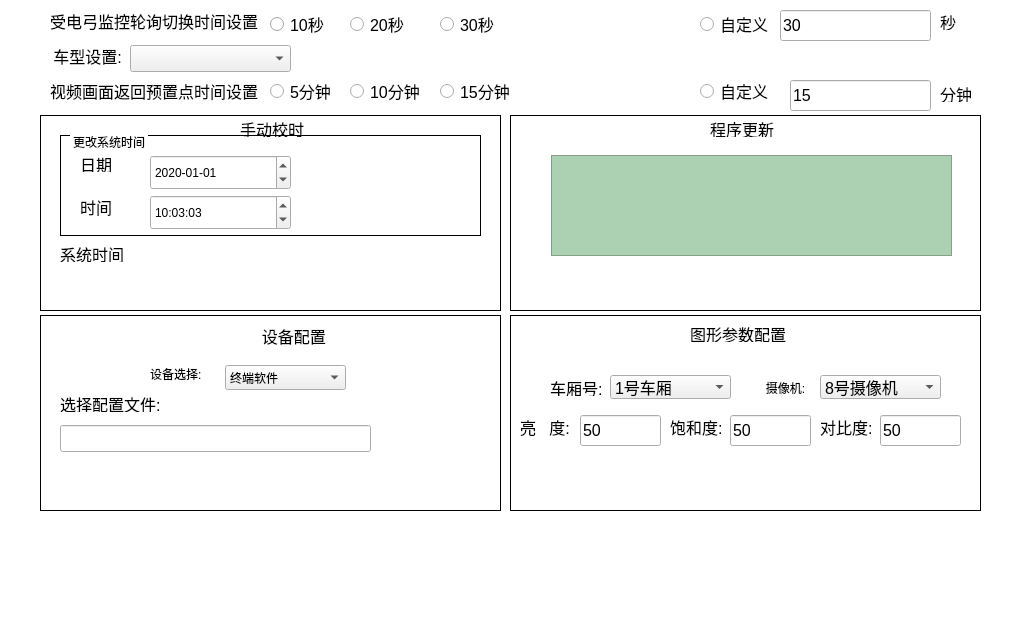
Qt form devupdatewidget.ui (1157889734/x86MyAppliction) before a commit.
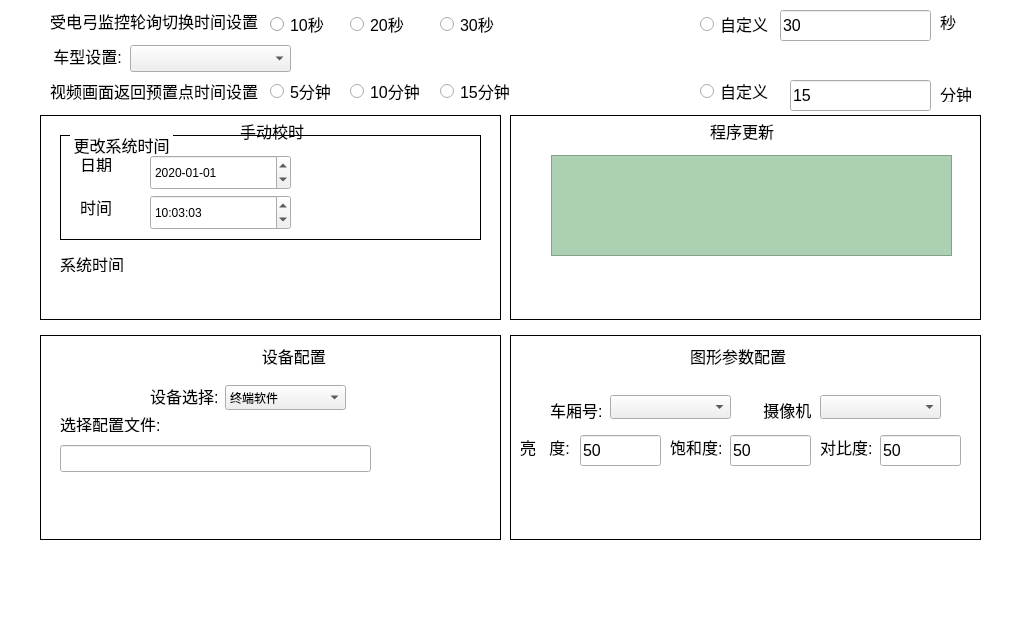
The same form after that commit. Icons and pictures are not drawn.

The edit to the form file:
```diff
--- a/devupdatewidget.ui
+++ b/devupdatewidget.ui
@@ -19,10 +19,10 @@
   <widget class="QPushButton" name="permissonManagePushButton">
    <property name="geometry">
     <rect>
-     <x>350</x>
-     <y>515</y>
-     <width>205</width>
-     <height>103</height>
+     <x>400</x>
+     <y>560</y>
+     <width>100</width>
+     <height>50</height>
     </rect>
    </property>
    <property name="font">
@@ -572,14 +572,14 @@
      <x>40</x>
      <y>115</y>
      <width>944</width>
-     <height>401</height>
+     <height>430</height>
     </rect>
    </property>
    <widget class="QLineEdit" name="configFileDisplayLineEdit">
     <property name="geometry">
      <rect>
       <x>20</x>
-      <y>310</y>
+      <y>330</y>
       <width>311</width>
       <height>27</height>
      </rect>
@@ -594,7 +594,7 @@
     <property name="geometry">
      <rect>
       <x>540</x>
-      <y>300</y>
+      <y>320</y>
       <width>81</width>
       <height>31</height>
      </rect>
@@ -612,9 +612,9 @@
     <property name="geometry">
      <rect>
       <x>510</x>
-      <y>264</y>
+      <y>284</y>
       <width>51</width>
-      <height>17</height>
+      <height>21</height>
      </rect>
     </property>
     <property name="font">
@@ -633,7 +633,7 @@
     <property name="geometry">
      <rect>
       <x>340</x>
-      <y>308</y>
+      <y>328</y>
       <width>112</width>
       <height>32</height>
      </rect>
@@ -665,7 +665,7 @@
     <property name="geometry">
      <rect>
       <x>570</x>
-      <y>260</y>
+      <y>280</y>
       <width>121</width>
       <height>24</height>
      </rect>
@@ -676,21 +676,11 @@
      </font>
     </property>
     <property name="currentIndex">
-     <number>0</number>
+     <number>-1</number>
     </property>
     <property name="minimumContentsLength">
      <number>0</number>
     </property>
-    <item>
-     <property name="text">
-      <string>1号车厢</string>
-     </property>
-    </item>
-    <item>
-     <property name="text">
-      <string>8号车厢</string>
-     </property>
-    </item>
    </widget>
    <widget class="QComboBox" name="cameraSelectionComboBox">
     <property name="enabled">
@@ -699,7 +689,7 @@
     <property name="geometry">
      <rect>
       <x>780</x>
-      <y>260</y>
+      <y>280</y>
       <width>121</width>
       <height>24</height>
      </rect>
@@ -710,24 +700,14 @@
      </font>
     </property>
     <property name="currentIndex">
-     <number>0</number>
+     <number>-1</number>
     </property>
-    <item>
-     <property name="text">
-      <string>8号摄像机</string>
-     </property>
-    </item>
-    <item>
-     <property name="text">
-      <string>9号摄像机</string>
-     </property>
-    </item>
    </widget>
    <widget class="QLineEdit" name="contrastLineEdit">
     <property name="geometry">
      <rect>
       <x>840</x>
-      <y>300</y>
+      <y>320</y>
       <width>81</width>
       <height>31</height>
      </rect>
@@ -747,7 +727,7 @@
       <x>200</x>
       <y>5</y>
       <width>67</width>
-      <height>17</height>
+      <height>21</height>
      </rect>
     </property>
     <property name="font">
@@ -763,7 +743,7 @@
     <property name="geometry">
      <rect>
       <x>180</x>
-      <y>150</y>
+      <y>160</y>
       <width>137</width>
       <height>39</height>
      </rect>
@@ -786,9 +766,9 @@
     <property name="geometry">
      <rect>
       <x>650</x>
-      <y>210</y>
+      <y>230</y>
       <width>101</width>
-      <height>17</height>
+      <height>21</height>
      </rect>
     </property>
     <property name="font">
@@ -804,7 +784,7 @@
     <property name="geometry">
      <rect>
       <x>185</x>
-      <y>250</y>
+      <y>270</y>
       <width>121</width>
       <height>25</height>
      </rect>
@@ -819,7 +799,7 @@
     <property name="geometry">
      <rect>
       <x>690</x>
-      <y>300</y>
+      <y>320</y>
       <width>81</width>
       <height>31</height>
      </rect>
@@ -837,7 +817,7 @@
     <property name="geometry">
      <rect>
       <x>640</x>
-      <y>340</y>
+      <y>360</y>
       <width>161</width>
       <height>43</height>
      </rect>
@@ -865,7 +845,7 @@
     <property name="geometry">
      <rect>
       <x>290</x>
-      <y>125</y>
+      <y>135</y>
       <width>91</width>
       <height>21</height>
      </rect>
@@ -878,7 +858,7 @@
     <property name="geometry">
      <rect>
       <x>630</x>
-      <y>300</y>
+      <y>320</y>
       <width>52</width>
       <height>24</height>
      </rect>
@@ -899,7 +879,7 @@
     <property name="geometry">
      <rect>
       <x>480</x>
-      <y>300</y>
+      <y>320</y>
       <width>51</width>
       <height>24</height>
      </rect>
@@ -948,7 +928,7 @@
     <property name="geometry">
      <rect>
       <x>20</x>
-      <y>280</y>
+      <y>300</y>
       <width>101</width>
       <height>17</height>
      </rect>
@@ -968,12 +948,17 @@
    <widget class="QLabel" name="cameraLabel">
     <property name="geometry">
      <rect>
-      <x>716</x>
-      <y>264</y>
+      <x>710</x>
+      <y>284</y>
       <width>61</width>
-      <height>17</height>
+      <height>21</height>
      </rect>
     </property>
+    <property name="font">
+     <font>
+      <pointsize>12</pointsize>
+     </font>
+    </property>
     <property name="styleSheet">
      <string notr="true"/>
     </property>
@@ -985,7 +970,7 @@
     <property name="geometry">
      <rect>
       <x>780</x>
-      <y>300</y>
+      <y>320</y>
       <width>52</width>
       <height>24</height>
      </rect>
@@ -1006,7 +991,7 @@
     <property name="geometry">
      <rect>
       <x>50</x>
-      <y>350</y>
+      <y>370</y>
       <width>82</width>
       <height>37</height>
      </rect>
@@ -1034,7 +1019,7 @@
     <property name="geometry">
      <rect>
       <x>110</x>
-      <y>125</y>
+      <y>135</y>
       <width>120</width>
       <height>20</height>
      </rect>
@@ -1055,7 +1040,7 @@
     <property name="geometry">
      <rect>
       <x>40</x>
-      <y>210</y>
+      <y>230</y>
       <width>351</width>
       <height>21</height>
      </rect>
@@ -1078,7 +1063,7 @@
       <x>670</x>
       <y>5</y>
       <width>71</width>
-      <height>17</height>
+      <height>21</height>
      </rect>
     </property>
     <property name="font">
@@ -1097,11 +1082,16 @@
     <property name="geometry">
      <rect>
       <x>110</x>
-      <y>250</y>
+      <y>270</y>
       <width>67</width>
-      <height>17</height>
+      <height>21</height>
      </rect>
     </property>
+    <property name="font">
+     <font>
+      <pointsize>12</pointsize>
+     </font>
+    </property>
     <property name="text">
      <string>设备选择:</string>
     </property>
@@ -1110,7 +1100,7 @@
     <property name="geometry">
      <rect>
       <x>20</x>
-      <y>130</y>
+      <y>140</y>
       <width>67</width>
       <height>17</height>
      </rect>
@@ -1156,7 +1146,7 @@
     <property name="geometry">
      <rect>
       <x>300</x>
-      <y>350</y>
+      <y>370</y>
       <width>82</width>
       <height>37</height>
      </rect>
@@ -1264,9 +1254,14 @@
       <x>20</x>
       <y>20</y>
       <width>421</width>
-      <height>101</height>
+      <height>105</height>
      </rect>
     </property>
+    <property name="font">
+     <font>
+      <pointsize>12</pointsize>
+     </font>
+    </property>
     <property name="styleSheet">
      <string notr="true">QGroupBox{
 	border-width:1px;
@@ -1340,7 +1335,7 @@
       <x>0</x>
       <y>0</y>
       <width>461</width>
-      <height>196</height>
+      <height>205</height>
      </rect>
     </property>
     <property name="styleSheet">
@@ -1360,7 +1355,7 @@
       <x>470</x>
       <y>0</y>
       <width>471</width>
-      <height>196</height>
+      <height>205</height>
      </rect>
     </property>
     <property name="styleSheet">
@@ -1378,9 +1373,9 @@
     <property name="geometry">
      <rect>
       <x>0</x>
-      <y>200</y>
+      <y>220</y>
       <width>461</width>
-      <height>196</height>
+      <height>205</height>
      </rect>
     </property>
     <property name="styleSheet">
@@ -1398,9 +1393,9 @@
     <property name="geometry">
      <rect>
       <x>470</x>
-      <y>200</y>
+      <y>220</y>
       <width>471</width>
-      <height>196</height>
+      <height>205</height>
      </rect>
     </property>
     <property name="styleSheet">
```
Left out of the diff: 11 changed lines with no effect on the pictures.
